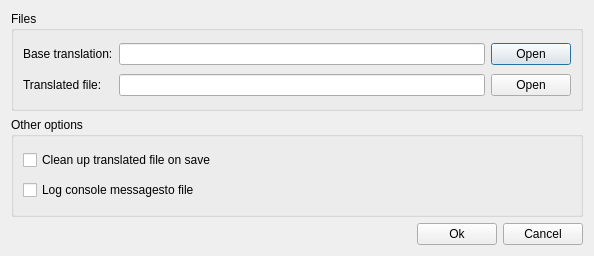
Old version of the form ui_options.ui in the repository aszell/apropy.
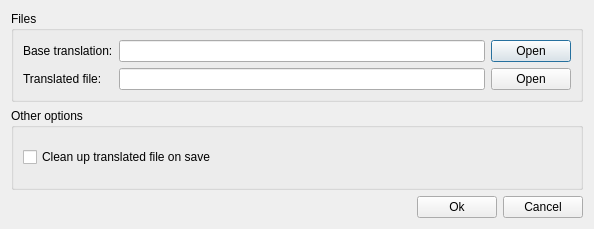
New version of the form.

Commit message: Logging to file is automatic + code cleanup

Patch:
```diff
--- a/ui_options.ui
+++ b/ui_options.ui
@@ -7,7 +7,7 @@
     <x>0</x>
     <y>0</y>
     <width>594</width>
-    <height>256</height>
+    <height>229</height>
    </rect>
   </property>
   <property name="windowTitle">
@@ -79,13 +79,6 @@
         </property>
        </widget>
       </item>
-      <item row="1" column="0">
-       <widget class="QCheckBox" name="logToFileBox">
-        <property name="text">
-         <string>Log console messagesto file</string>
-        </property>
-       </widget>
-      </item>
      </layout>
     </widget>
    </item>
```
The commit also changes 2 other files.
